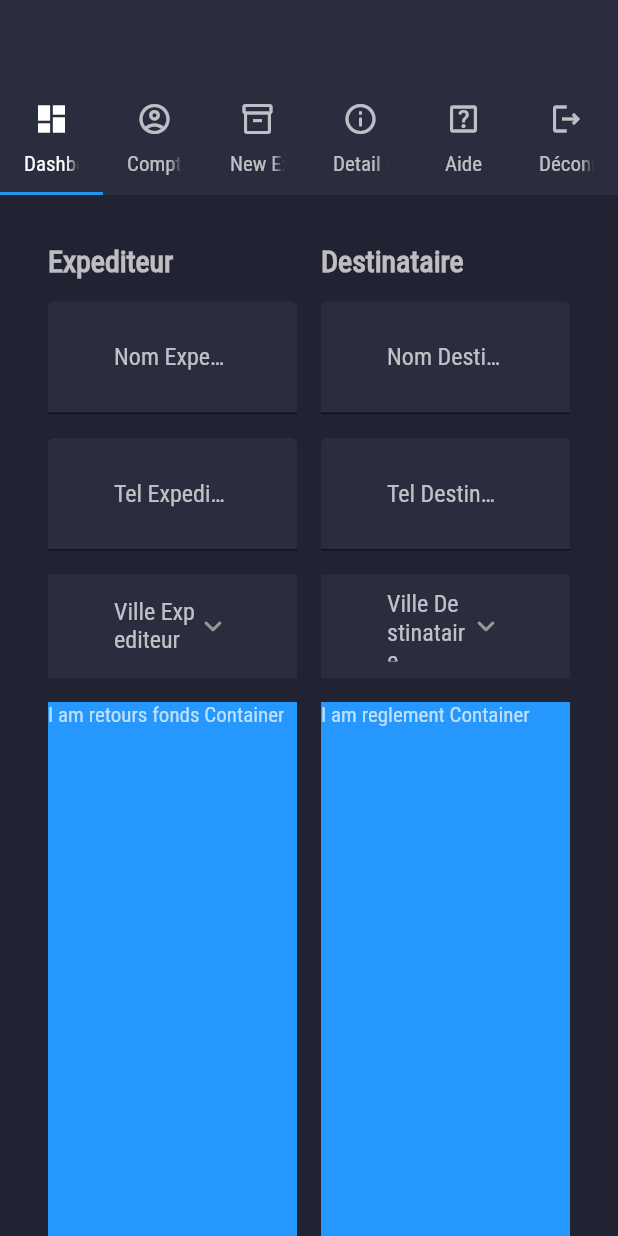
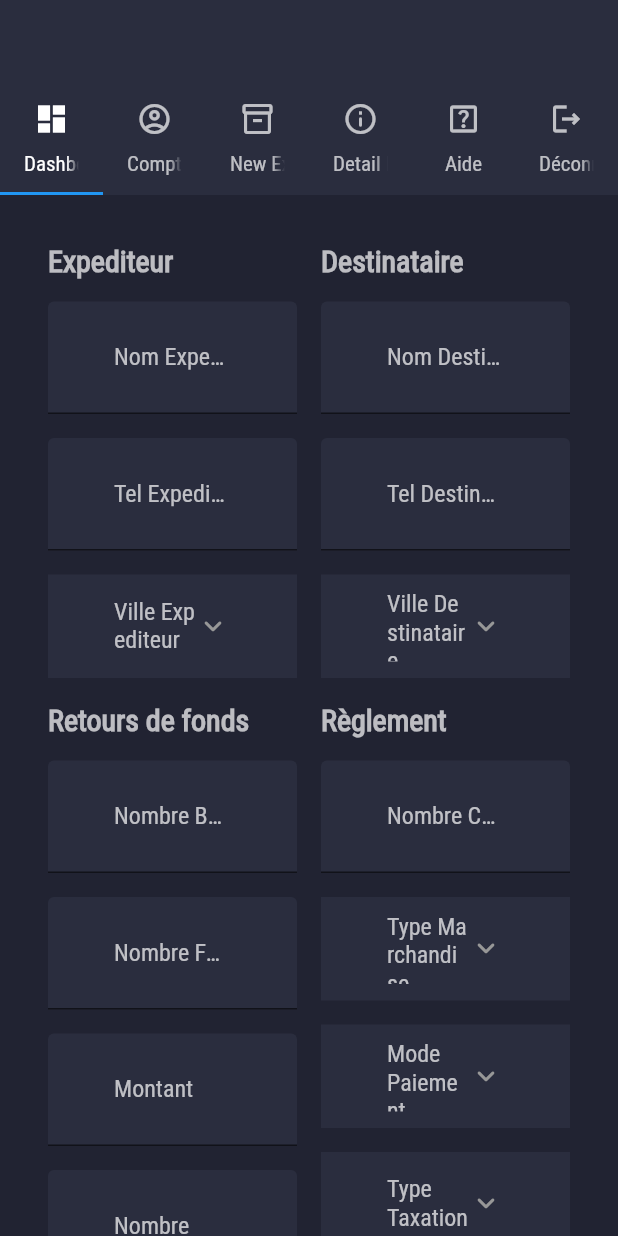
Before and after one commit to manal-elrhezzali/trancentum-web, a Flutter app: the screen it shows after launch, on a phone screen of 412 x 824 dp. Run offline on Flutter 3.47's test engine with Material 2 defaults, Android fonts, the light colour scheme and no system bars; our stand-ins replace fl_chart, flutter_svg.

Commit message:
new expedition screen retours de fonds and reglement forms

```diff
--- a/lib/screens/new_expedition/components/body.dart
+++ b/lib/screens/new_expedition/components/body.dart
@@ -66,7 +66,6 @@ class Body extends StatelessWidget {
                     children: [
                       Container(
                         width: double.infinity,
-                        // height: 500,
                         color: darkBgColor,
                         child: buildSubForm(
                           "Expediteur",
@@ -89,10 +88,34 @@ class Body extends StatelessWidget {
                       ),
                       SizedBox(height: defaultPadding),
                       Container(
-                        child: Text("I am retours fonds Container"),
                         width: double.infinity,
-                        height: 500,
-                        color: primaryColor,
+                        color: darkBgColor,
+                        child: buildSubForm(
+                          "Retours de fonds",
+                          [
+                            DefaultTextField(
+                              labelText: "Nombre Bons livraison",
+                            ),
+                            SizedBox(height: defaultPadding),
+                            DefaultTextField(
+                              labelText: "Nombre Factures",
+                            ),
+                            SizedBox(height: defaultPadding),
+                            DefaultTextField(
+                              labelText: "Montant",
+                            ),
+                            SizedBox(height: defaultPadding),
+                            DefaultTextField(
+                              labelText: "Nombre",
+                            ),
+                            SizedBox(height: defaultPadding),
+                            DropDownButton(
+                              hintText: "Type de retours",
+                              dropDownItems:
+                                  listItemsRetoursFondsDropDownButton,
+                            ),
+                          ],
+                        ),
                       ),
                     ],
                   ),
@@ -126,10 +149,34 @@ class Body extends StatelessWidget {
                       ),
                       SizedBox(height: defaultPadding),
                       Container(
-                        child: Text("I am reglement Container"),
                         width: double.infinity,
-                        height: 500,
-                        color: primaryColor,
+                        color: darkBgColor,
+                        child: buildSubForm(
+                          "Règlement",
+                          [
+                            DefaultTextField(
+                              labelText: "Nombre Colis",
+                            ),
+                            SizedBox(height: defaultPadding),
+                            DropDownButton(
+                              hintText: "Type Marchandise",
+                              dropDownItems:
+                                  listItemsTypeMarchandiseDropDownButton,
+                            ),
+                            SizedBox(height: defaultPadding),
+                            DropDownButton(
+                              hintText: "Mode Paiement",
+                              dropDownItems:
+                                  listItemsModePaiementDropDownButton,
+                            ),
+                            SizedBox(height: defaultPadding),
+                            DropDownButton(
+                              hintText: "Type Taxation",
+                              dropDownItems:
+                                  listItemsTypeTaxationDropDownButton,
+                            ),
+                          ],
+                        ),
                       ),
                     ],
                   ),
```
